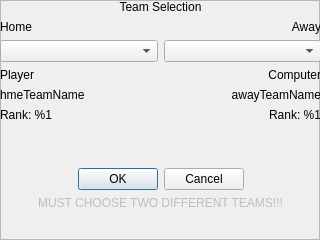
Above: teamSelectionFrame.ui from rochford/cutefootball before the change. Below: the same form after it.
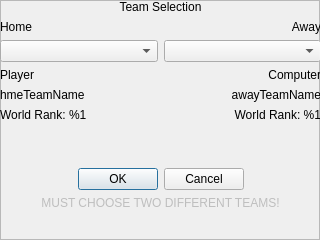
That is the form after the change.

```diff
--- a/teamSelectionFrame.ui
+++ b/teamSelectionFrame.ui
@@ -88,7 +88,7 @@
         <item row="5" column="1">
          <widget class="QLabel" name="m_awayTeamRank">
           <property name="text">
-           <string notr="true">Rank: %1</string>
+           <string>World Rank: %1</string>
           </property>
           <property name="alignment">
            <set>Qt::AlignRight|Qt::AlignTrailing|Qt::AlignVCenter</set>
@@ -142,7 +142,7 @@
         <item row="5" column="0">
          <widget class="QLabel" name="m_homeTeamRank">
           <property name="text">
-           <string notr="true">Rank: %1</string>
+           <string>World Rank: %1</string>
           </property>
          </widget>
         </item>
@@ -176,7 +176,7 @@
        <bool>false</bool>
       </property>
       <property name="text">
-       <string>MUST CHOOSE TWO DIFFERENT TEAMS!!!</string>
+       <string>MUST CHOOSE TWO DIFFERENT TEAMS!</string>
       </property>
       <property name="alignment">
        <set>Qt::AlignCenter</set>
```
